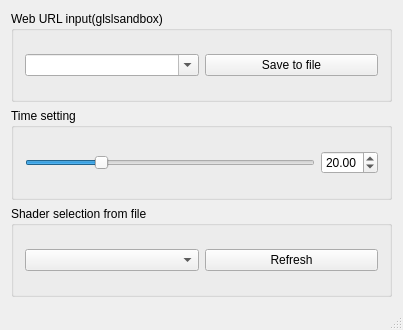
Above: src/mainwindow.ui from schonherz-matrix/screensaver before the change. Below: the same form after it.
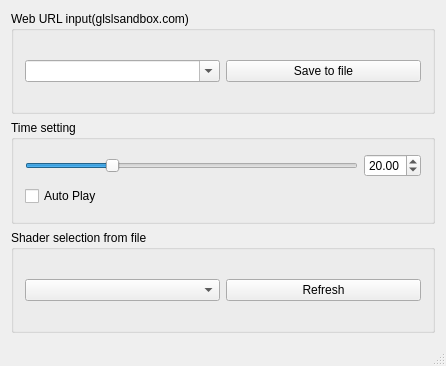
That is the form after the change.

Commit message: Add auto play

What changed in the file:
```diff
--- a/src/mainwindow.ui
+++ b/src/mainwindow.ui
@@ -6,21 +6,19 @@
    <rect>
     <x>0</x>
     <y>0</y>
-    <width>403</width>
-    <height>330</height>
+    <width>446</width>
+    <height>366</height>
    </rect>
   </property>
   <property name="windowTitle">
    <string>matrix-screensaver</string>
   </property>
   <widget class="QWidget" name="centralWidget">
-   <layout class="QHBoxLayout" name="horizontalLayout_4">
-    <item>
      <layout class="QVBoxLayout" name="verticalLayout">
       <item>
        <widget class="QGroupBox" name="groupBox_3">
         <property name="title">
-         <string>Web URL input(glslsandbox)</string>
+       <string>Web URL input(glslsandbox.com)</string>
         </property>
         <layout class="QHBoxLayout" name="horizontalLayout_3">
          <item>
@@ -48,6 +46,8 @@
         <property name="title">
          <string>Time setting</string>
         </property>
+      <layout class="QVBoxLayout" name="verticalLayout_2">
+       <item>
         <layout class="QHBoxLayout" name="horizontalLayout_2">
          <item>
           <widget class="QSlider" name="speedSlider">
@@ -79,6 +79,15 @@
           </widget>
          </item>
         </layout>
+       </item>
+       <item>
+        <widget class="QCheckBox" name="autoPlay">
+         <property name="text">
+          <string>Auto Play</string>
+         </property>
+        </widget>
+       </item>
+      </layout>
        </widget>
       </item>
       <item>
@@ -105,8 +114,6 @@
        </widget>
       </item>
      </layout>
-    </item>
-   </layout>
   </widget>
   <widget class="QMenuBar" name="menuBar">
    <property name="geometry">
```
Left out of the diff: 2 changed lines with no effect on the pictures. Lines whose indentation alone changed are shown as unchanged. The commit also changes 4 other files.
